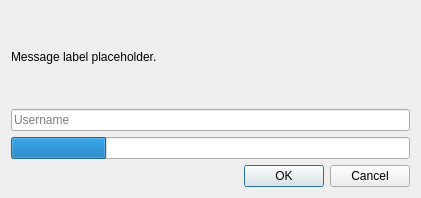
This is launcher/ui/dialogs/LocalLoginDialog.ui in tobycm/UltimMC as Qt 5 draws it before an edit. The edited form follows.
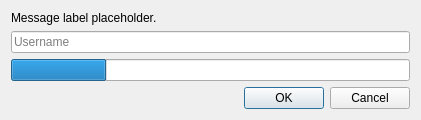
This is the edited form.

```diff
--- a/launcher/ui/dialogs/LocalLoginDialog.ui
+++ b/launcher/ui/dialogs/LocalLoginDialog.ui
@@ -7,7 +7,7 @@
     <x>0</x>
     <y>0</y>
     <width>421</width>
-    <height>198</height>
+    <height>100</height>
    </rect>
   </property>
   <property name="sizePolicy">
```
